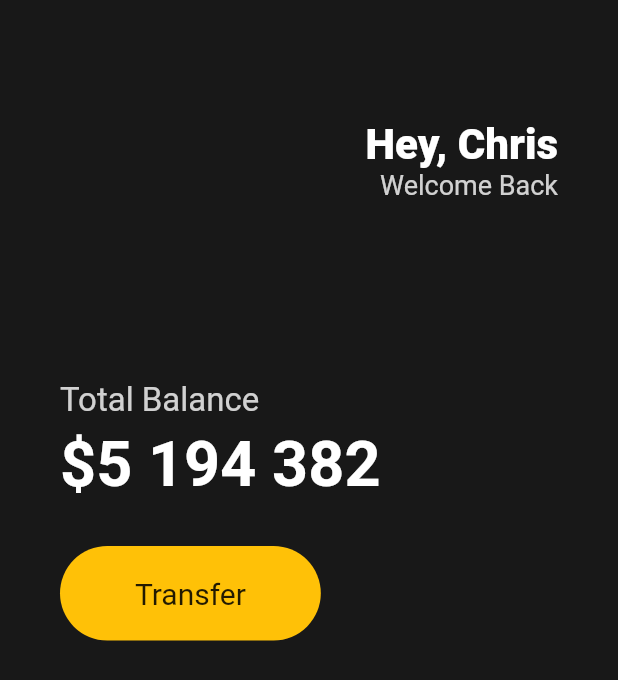
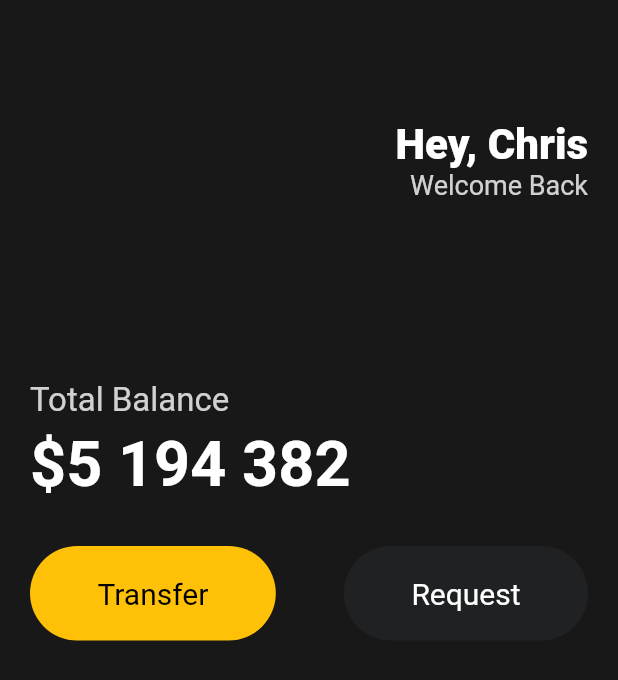
Before and after one commit to 0407chan/flutter-ui-practice, a Flutter app: the screen it shows after launch, on a phone screen of 412 x 824 dp. Shown: the top 680 px of the screen. Run offline on Flutter 3.47's test engine with Material 2 defaults, Android fonts, the phone set to English and light mode, and no system bars.

Commit message:
3.5 Reusable Widgets: Button 위젯 재사용할수있도록 분리

```diff
--- a/lib/main.dart
+++ b/lib/main.dart
@@ -1,4 +1,5 @@
 import 'package:flutter/material.dart';
+import 'package:toonflix/widgets/button.dart';
 
 class Player {
   String? name;
@@ -29,7 +30,7 @@ class App extends StatelessWidget {
         // ),
         backgroundColor: const Color(0xFF181818),
         body: Padding(
-          padding: const EdgeInsets.symmetric(horizontal: 40),
+          padding: const EdgeInsets.symmetric(horizontal: 20),
           child: Column(
             crossAxisAlignment: CrossAxisAlignment.start,
             children: [
@@ -84,22 +85,18 @@ class App extends StatelessWidget {
                 height: 30,
               ),
               Row(
-                children: [
-                  Container(
-                    decoration: BoxDecoration(
-                        color: Colors.amber,
-                        borderRadius: BorderRadius.circular(45)),
-                    child: const Padding(
-                      padding:
-                          EdgeInsets.symmetric(horizontal: 50, vertical: 20),
-                      child: Text(
-                        "Transfer",
-                        style: TextStyle(
-                          fontSize: 20,
-                        ),
-                      ),
-                    ),
-                  )
+                mainAxisAlignment: MainAxisAlignment.spaceBetween,
+                children: const [
+                  Button(
+                    text: 'Transfer',
+                    backgroundColor: Colors.amber,
+                    textColor: Colors.black,
+                  ),
+                  Button(
+                    text: 'Request',
+                    backgroundColor: Color(0xFF1F2123),
+                    textColor: Colors.white,
+                  ),
                 ],
               )
             ],
--- /dev/null
+++ b/lib/widgets/button.dart
@@ -0,0 +1,35 @@
+import 'package:flutter/material.dart';
+
+class Button extends StatelessWidget {
+  final String text;
+  final Color backgroundColor;
+  final Color textColor;
+
+  const Button({
+    super.key,
+    required this.text,
+    required this.backgroundColor,
+    required this.textColor,
+  });
+
+  @override
+  Widget build(BuildContext context) {
+    return Container(
+      decoration: BoxDecoration(
+          color: backgroundColor, borderRadius: BorderRadius.circular(45)),
+      child: Padding(
+        padding: const EdgeInsets.symmetric(
+          horizontal: 45,
+          vertical: 20,
+        ),
+        child: Text(
+          text,
+          style: TextStyle(
+            color: textColor,
+            fontSize: 20,
+          ),
+        ),
+      ),
+    );
+  }
+}
```
